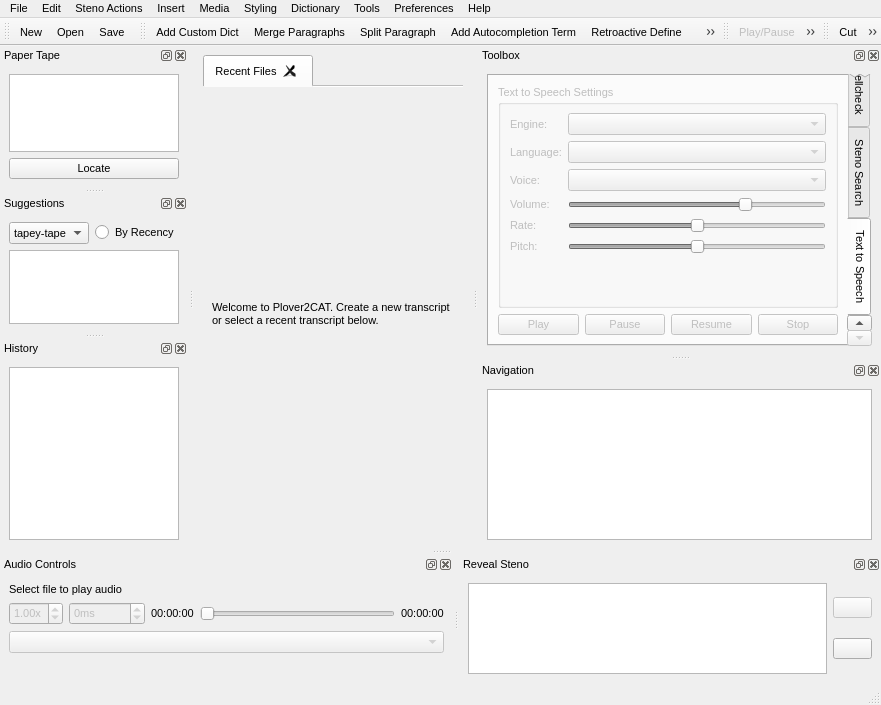
First picture: the form in plover_cat/plover_cat.ui, repository greenwyrt/plover2CAT, before the edit.
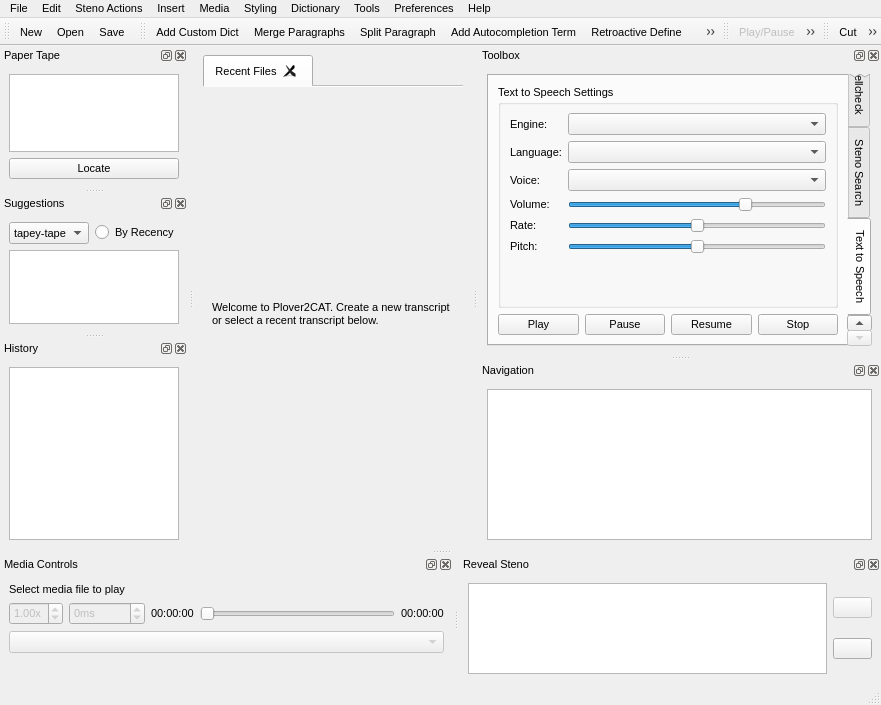
Second picture: the form after the edit. The open tabs and pages were chosen to show the change. Icons and pictures are not drawn.

Commit message:
tts and finer control over translate tape
tts needs qt 6.10 to work on windows

What changed in the file:
```diff
--- a/plover_cat/plover_cat.ui
+++ b/plover_cat/plover_cat.ui
@@ -640,7 +640,7 @@
     <string>Audio seeker and other controls</string>
    </property>
    <property name="windowTitle">
-    <string>Audio Controls</string>
+    <string>Media Controls</string>
    </property>
    <attribute name="dockWidgetArea">
     <number>8</number>
@@ -650,7 +650,7 @@
      <item>
       <widget class="QLabel" name="audio_label">
        <property name="text">
-        <string>Select file to play audio</string>
+        <string>Select media file to play</string>
        </property>
       </widget>
      </item>
@@ -2505,7 +2505,7 @@
        </widget>
        <widget class="QWidget" name="tts_pane">
         <property name="enabled">
-         <bool>false</bool>
+         <bool>true</bool>
         </property>
         <attribute name="title">
          <string>Text to Speech</string>
@@ -2514,7 +2514,7 @@
          <item>
           <widget class="QGroupBox" name="tts_settings_group">
            <property name="enabled">
-            <bool>false</bool>
+            <bool>true</bool>
            </property>
            <property name="title">
             <string>Text to Speech Settings</string>
```
Left out of the diff: 95 changed lines with no effect on the pictures. The commit also changes 25 other files.
